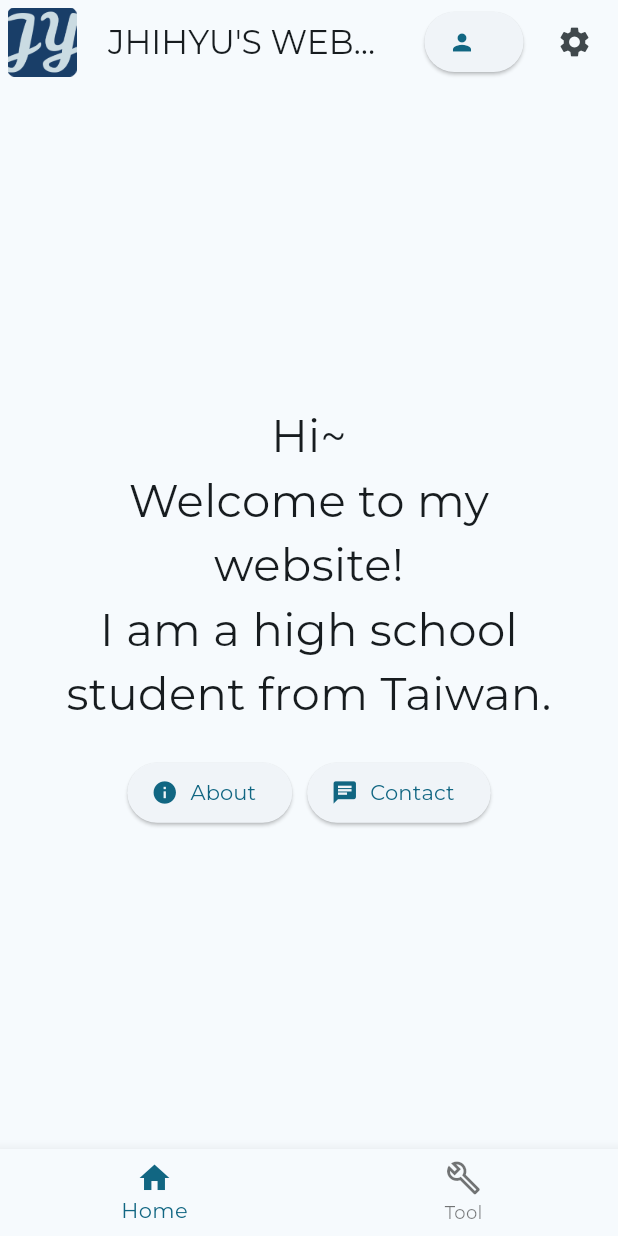
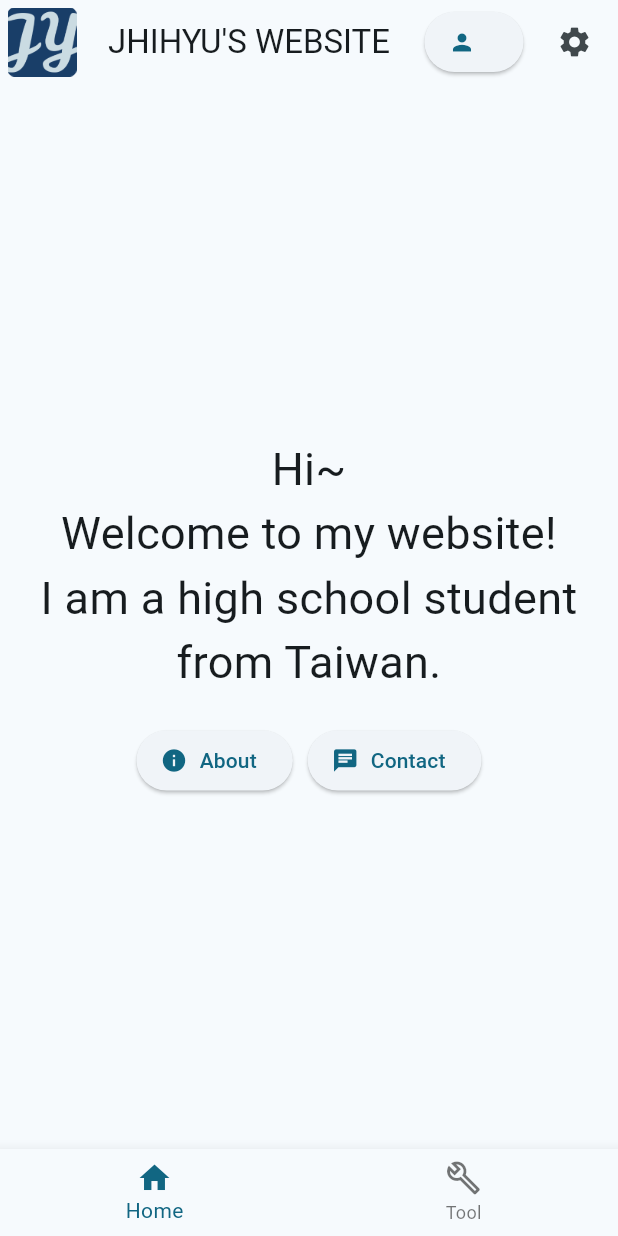
Before and after one commit to jhihyulin/WEBSITE, a Flutter app: the screen it shows once a user with an empty profile is signed in, on a phone screen of 412 x 824 dp. Run offline on Flutter 3.47's test engine with Material 2 defaults, Android fonts, the phone set to English and light mode, and no system bars; drawn by our look-alikes of animated_text_kit; our stand-ins replace cloud_firestore, firebase_auth, firebase_core, flutter_colorpicker, google_fonts, image_picker and 1 more; missing offline and left inert: dart:html, firebase_app_check, firebase_ui_auth, firebase_ui_oauth_facebook, firebase_ui_oauth_google, firebase_ui_oauth_twitter and 3 more; accounts and stored records are empty; statements that could not run were skipped; project files that could hold a hidden picture were left out.

Commit message:
change font

```diff
--- a/lib/main.dart
+++ b/lib/main.dart
@@ -5,6 +5,7 @@ import 'package:firebase_core/firebase_core.dart';
 import 'package:flutter_web_plugins/url_strategy.dart';
 import 'package:firebase_app_check/firebase_app_check.dart';
 import 'package:provider/provider.dart';
+import 'package:google_fonts/google_fonts.dart';
 
 import 'home.dart';
 import 'provider/theme.dart';
@@ -85,14 +86,18 @@ class _MyAppState extends State<MyApp> {
               title: websiteName,
               theme: ThemeData(
                   useMaterial3: true,
-                  fontFamily: 'Montserrat',
-                  fontFamilyFallback: const ['NotoSerifTC', 'NotoSansTC'],
+                  fontFamilyFallback: [
+                    GoogleFonts.notoSans().fontFamily ?? '',
+                    GoogleFonts.notoSerif().fontFamily ?? '',
+                  ],
                   brightness: Brightness.light,
                   colorSchemeSeed: themeColor),
               darkTheme: ThemeData(
                   useMaterial3: true,
-                  fontFamily: 'Montserrat',
-                  fontFamilyFallback: const ['NotoSerifTC', 'NotoSansTC'],
+                  fontFamilyFallback: [
+                    GoogleFonts.notoSans().fontFamily ?? '',
+                    GoogleFonts.notoSerif().fontFamily ?? '',
+                  ],
                   brightness: Brightness.dark,
                   colorSchemeSeed: themeColor),
               themeMode: themeMode == 0
--- a/pubspec.yaml
+++ b/pubspec.yaml
@@ -27,6 +27,7 @@ dependencies:
   three_dart: ^0.0.16
   three_dart_jsm: ^0.0.10
   flutter_gl: ^0.0.21
+  google_fonts: ^4.0.3
 dev_dependencies:
   flutter_test:
     sdk: flutter
```
